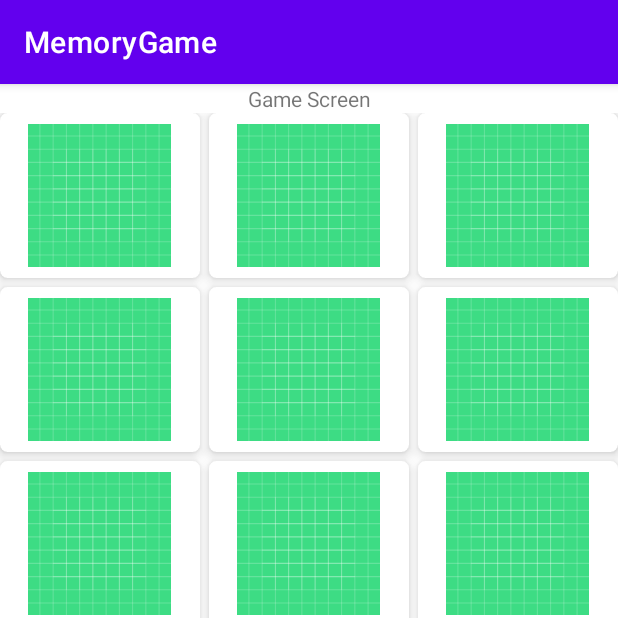
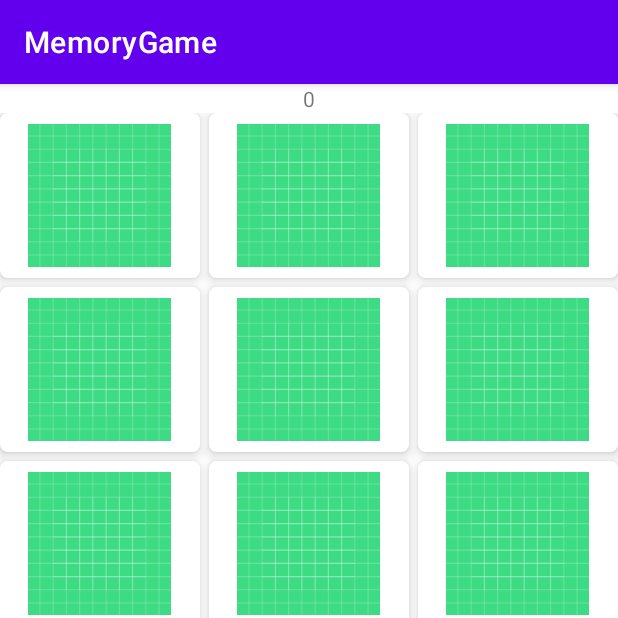
Before and after one commit to katherine-co/CS4750-MemoryGame, an Android app: the screen it shows after launch (GameScreen), after a tap on "3 X 4", on a phone screen of 412 x 824 dp, the top half of it. Run offline under Robolectric (Android 15) with nearby library versions, the phone set to English and light mode, and no system bars.

```diff
--- a/app/src/main/java/com/android/memoryGame/GameScreen.kt
+++ b/app/src/main/java/com/android/memoryGame/GameScreen.kt
@@ -6,6 +6,7 @@ import android.util.Log
 import android.view.View
 import android.widget.Button
 import android.widget.GridView
+import android.widget.TextView
 import androidx.appcompat.app.AppCompatActivity
 
 
@@ -29,6 +30,7 @@ private lateinit var adapter: CardAdapter;
 class GameScreen : AppCompatActivity() {
 
     private lateinit var gameGrid: GridView;
+    private lateinit var counter: TextView;
     private var previousCardPosition: Int = -1;
     private var numMatches: Int = 0;
     private var numPairs: Int = 0;
@@ -45,6 +47,7 @@ class GameScreen : AppCompatActivity() {
         val bundle = intent.extras;
         val dimensions: IntArray? = bundle!!.getIntArray("dimension");
 
+        counter = findViewById(R.id.counter);
         gameGrid = findViewById(R.id.game_grid);
         gameGrid.numColumns = dimensions!!.elementAt(0);
         exitButton = findViewById(R.id.exitGame);
@@ -88,6 +91,7 @@ class GameScreen : AppCompatActivity() {
 
         var previousCard = cardModelArrayList.get(previousCardPosition);
         numComparisons++;
+        counter.text = numComparisons.toString();
 
         //Check if the cards match
         if(previousCard.getCardValue() == card.getCardValue()) {
@@ -98,6 +102,7 @@ class GameScreen : AppCompatActivity() {
             // Check if all cards have been found
             if(numMatches == numPairs) {
                Log.d("Card Clicked", "All cards have been found");
+                click = 1;
             }
             return;
         }
--- a/app/src/main/res/layout/game_screen.xml
+++ b/app/src/main/res/layout/game_screen.xml
@@ -8,10 +8,10 @@
     tools:context="com.android.memoryGame.GameScreen">
 
     <TextView
-        android:id="@+id/textView"
+        android:id="@+id/counter"
         android:layout_width="wrap_content"
         android:layout_height="wrap_content"
-        android:text="Game Screen"
+        android:text="0"
         app:layout_constraintEnd_toEndOf="parent"
         app:layout_constraintStart_toStartOf="parent"
         app:layout_constraintTop_toTopOf="parent" />
@@ -26,7 +26,7 @@
         app:layout_constraintEnd_toEndOf="parent"
         app:layout_constraintHorizontal_bias="0.0"
         app:layout_constraintStart_toStartOf="parent"
-        app:layout_constraintTop_toBottomOf="@+id/textView" />
+        app:layout_constraintTop_toBottomOf="@+id/counter" />
 
     <Button
         android:id="@+id/exitGame"
```
